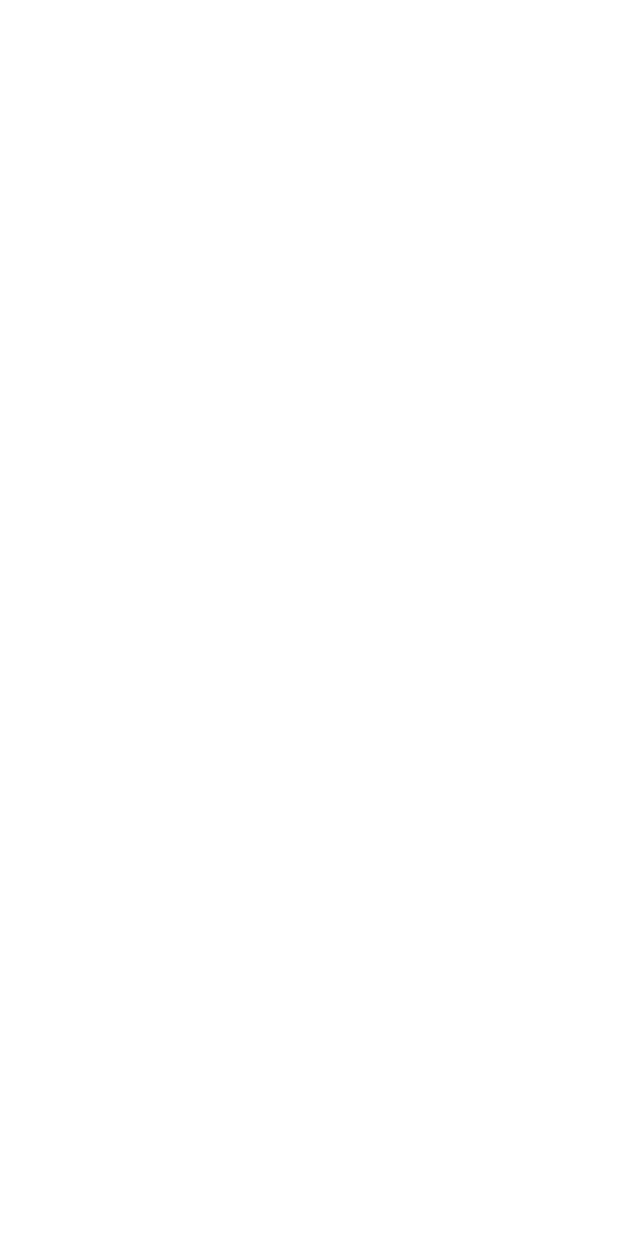
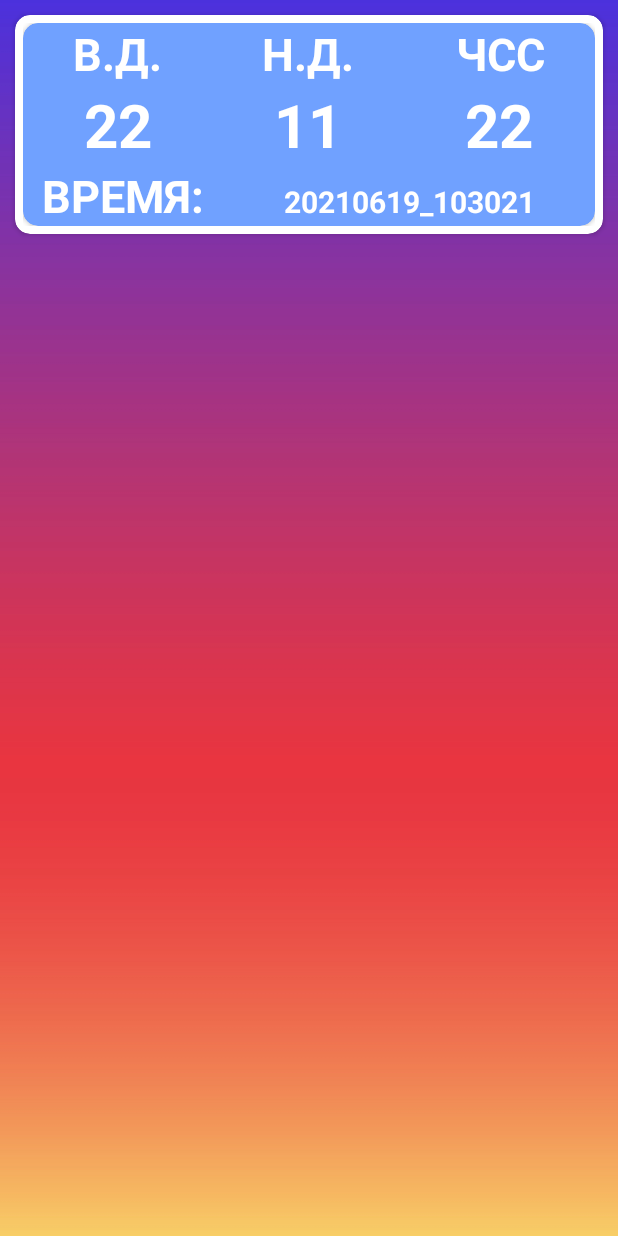
Before and after one commit to fakecharge/digital_rush, an Android app: the History screen opened directly, with no data from a screen before it, on a phone screen of 412 x 824 dp. Before the commit the screen is empty. Run offline under Robolectric (Android 15) with nearby library versions, the phone set to English and light mode, and no system bars.

Commit message:
NEEEEEEED MOOOOOORE COMMITS

```diff
--- /dev/null
+++ b/DR2021/app/src/main/java/com/innino/dr2021/AdapterHis.java
@@ -0,0 +1,65 @@
+package com.innino.dr2021;
+
+import android.view.LayoutInflater;
+import android.view.View;
+import android.view.ViewGroup;
+import android.widget.TextView;
+
+import androidx.annotation.NonNull;
+import androidx.cardview.widget.CardView;
+import androidx.recyclerview.widget.RecyclerView;
+
+import java.util.List;
+
+public class AdapterHis extends RecyclerView.Adapter<AdapterHis.ViewHolder> {
+
+    List<HistoryEntitle> histories;
+    AdapterHis(List<HistoryEntitle> histories){
+        this.histories = histories;
+    }
+
+    @NonNull
+    @Override
+    public ViewHolder onCreateViewHolder(@NonNull ViewGroup parent, int viewType) {
+        View v = LayoutInflater.from(parent.getContext()).inflate(R.layout.card_history, parent, false);
+        ViewHolder viewHolder = new ViewHolder(v);
+        return viewHolder;
+    }
+
+    @Override
+    public void onBindViewHolder(@NonNull ViewHolder holder, int position) {
+        holder.top_D.setText(histories.get(position).td);
+        holder.down_D.setText(histories.get(position).dd);
+        holder.bpm.setText(histories.get(position).bpm);
+        holder.time.setText(histories.get(position).time);
+    }
+
+    @Override
+    public void onAttachedToRecyclerView(RecyclerView recyclerView) {
+        super.onAttachedToRecyclerView(recyclerView);
+    }
+
+    @Override
+    public int getItemCount() {
+        return histories.size();
+    }
+
+    public static class ViewHolder extends RecyclerView.ViewHolder {
+        TextView top_D;
+        CardView cv;
+        TextView down_D;
+        TextView bpm;
+        TextView time;
+
+        public ViewHolder(View view) {
+            super(view);
+            // Define click listener for the ViewHolder's View
+            cv = view.findViewById(R.id.card_view);
+
+            top_D = (TextView) view.findViewById(R.id.vd);
+            down_D = (TextView) view.findViewById(R.id.nd);
+            bpm = (TextView) view.findViewById(R.id.bpm_t);
+            time = (TextView) view.findViewById(R.id.time);
+        }
+    }
+}
--- /dev/null
+++ b/DR2021/app/src/main/java/com/innino/dr2021/DBHelper.java
@@ -0,0 +1,70 @@
+package com.innino.dr2021;
+
+import android.content.ContentValues;
+import android.content.Context;
+import android.database.Cursor;
+import android.database.sqlite.SQLiteDatabase;
+import android.database.sqlite.SQLiteOpenHelper;
+import android.provider.BaseColumns;
+
+import java.util.List;
+
+final class DBHelperName {
+    private DBHelperName() {}
+
+    public static class Names implements BaseColumns{
+        public static final String TABLE_NAME = "history";
+        public static final String ID_PERSON = "id";
+        public static final String VD = "vd";
+        public static final String ND = "nd";
+        public static final String BPM = "bpm";
+        public static final String TIME = "time";
+    }
+}
+
+public class DBHelper extends SQLiteOpenHelper {
+    private static final String SQL_CREATE_ENTRIES =
+            "CREATE TABLE " + DBHelperName.Names.TABLE_NAME + " (" +
+                    DBHelperName.Names._ID + " INTEGER PRIMARY KEY," +
+                    DBHelperName.Names.ID_PERSON + " TEXT," +
+                    DBHelperName.Names.VD + " TEXT," +
+                    DBHelperName.Names.ND + " TEXT," +
+                    DBHelperName.Names.BPM + " TEXT," +
+                    DBHelperName.Names.TIME + " TEXT)";
+    private static final String SQL_DELETE_ENTRIES =
+            "DROP TABLE IF EXISTS " + DBHelperName.Names.TABLE_NAME;
+    // If you change the database schema, you must increment the database version.
+    public static final int DATABASE_VERSION = 2;
+    public static final String DATABASE_NAME = "FeedReader.db";
+
+    public DBHelper(Context context) {
+        super(context, DATABASE_NAME, null, DATABASE_VERSION);
+    }
+    public void onCreate(SQLiteDatabase db) {
+        db.execSQL(SQL_CREATE_ENTRIES);
+    }
+    public void onUpgrade(SQLiteDatabase db, int oldVersion, int newVersion) {
+        // This database is only a cache for online data, so its upgrade policy is
+        // to simply to discard the data and start over
+        db.execSQL(SQL_DELETE_ENTRIES);
+        onCreate(db);
+    }
+    public void onDowngrade(SQLiteDatabase db, int oldVersion, int newVersion) {
+        onUpgrade(db, oldVersion, newVersion);
+    }
+
+    public boolean InsertEntties(HistoryEntitle obj) {
+        SQLiteDatabase db = this.getWritableDatabase();
+        ContentValues cv = new ContentValues();
+        cv.put(DBHelperName.Names.ID_PERSON, "0");
+        cv.put(DBHelperName.Names.VD, obj.td);
+        cv.put(DBHelperName.Names.ND, obj.dd);
+        cv.put(DBHelperName.Names.BPM, obj.bpm);
+        cv.put(DBHelperName.Names.TIME, obj.time);
+        long result = db.insert(DBHelperName.Names.TABLE_NAME, null, cv);
+        if (result == -1)
+            return false;
+        else
+            return true;
+    }
+}
--- a/DR2021/app/src/main/java/com/innino/dr2021/EnterData.java
+++ b/DR2021/app/src/main/java/com/innino/dr2021/EnterData.java
@@ -5,6 +5,7 @@ import androidx.appcompat.app.AppCompatActivity;
 import android.app.Activity;
 import android.content.ContentValues;
 import android.content.Intent;
+import android.database.sqlite.SQLiteDatabase;
 import android.graphics.Bitmap;
 import android.net.Uri;
 import android.os.AsyncTask;
@@ -42,6 +43,8 @@ public class EnterData extends AppCompatActivity implements AdapterView.OnItemSe
     TcpCLient mTcpClient;
     EditText upper, down, bit;
     int number_task = 0;
+    DBHelper dbHelper;
+    SQLiteDatabase db;
 
     @Override
     protected void onCreate(Bundle savedInstanceState) {
@@ -54,6 +57,8 @@ public class EnterData extends AppCompatActivity implements AdapterView.OnItemSe
         if (mTcpClient != null) {
             mTcpClient.sendMessage("testing");
         }
+        dbHelper = new DBHelper(EnterData.this);
+        db = dbHelper.getWritableDatabase();
         Spinner spinner = (Spinner) findViewById(R.id.spinner);
         ArrayAdapter<CharSequence> adapter = ArrayAdapter.createFromResource(this,
                 R.array.planets_array, android.R.layout.simple_spinner_item);
@@ -100,8 +105,9 @@ public class EnterData extends AppCompatActivity implements AdapterView.OnItemSe
         String timeStamp = new SimpleDateFormat("yyyyMMdd_HHmmss").format(Calendar.getInstance().getTime());
         String str = "ID " + "0 " + timeStamp + " " + upper.getText().toString() + " " +
                 down.getText().toString() + " " + bit.getText().toString() + " " + number_task;
-//        Toast.makeText(EnterData.this, str,
-//                Toast.LENGTH_LONG).show();
+        HistoryEntitle historyEntitle = new HistoryEntitle(upper.getText().toString(),
+                down.getText().toString(), bit.getText().toString(), timeStamp.toString());
+        dbHelper.InsertEntties(historyEntitle);
         mTcpClient.sendMessage(str);
     }
 
--- a/DR2021/app/src/main/java/com/innino/dr2021/History.java
+++ b/DR2021/app/src/main/java/com/innino/dr2021/History.java
@@ -1,14 +1,37 @@
 package com.innino.dr2021;
 
 import androidx.appcompat.app.AppCompatActivity;
+import androidx.recyclerview.widget.LinearLayoutManager;
+import androidx.recyclerview.widget.RecyclerView;
 
+import android.content.ContentValues;
+import android.database.sqlite.SQLiteDatabase;
 import android.os.Bundle;
 
+import java.text.SimpleDateFormat;
+import java.util.ArrayList;
+import java.util.Calendar;
+import java.util.List;
+
 public class History extends AppCompatActivity {
-
+    DBHelper dbHelper;
+    SQLiteDatabase db;
+    RecyclerView rv;
+    List<HistoryEntitle> entitles = new ArrayList<HistoryEntitle>() {};
     @Override
     protected void onCreate(Bundle savedInstanceState) {
         super.onCreate(savedInstanceState);
         setContentView(R.layout.activity_history);
+        dbHelper = new DBHelper(History.this);
+        db = dbHelper.getWritableDatabase();
+        rv = findViewById(R.id.rv);
+        rv.setHasFixedSize(true);
+        LinearLayoutManager llm = new LinearLayoutManager(History.this);
+        rv.setLayoutManager(llm);
+        HistoryEntitle test = new HistoryEntitle("22", "11", "22",
+                new SimpleDateFormat("yyyyMMdd_HHmmss").format(Calendar.getInstance().getTime()).toString());
+        entitles.add(test);
+        AdapterHis adapter = new AdapterHis(entitles);
+        rv.setAdapter(adapter);
     }
 }
--- /dev/null
+++ b/DR2021/app/src/main/java/com/innino/dr2021/HistoryEntitle.java
@@ -0,0 +1,12 @@
+package com.innino.dr2021;
+
+public class HistoryEntitle {
+    String td, dd, bpm, time;
+
+    public HistoryEntitle(String td, String dd, String bpm, String time) {
+        this.td = td;
+        this.dd = dd;
+        this.bpm = bpm;
+        this.time = time;
+    }
+}
--- a/DR2021/app/src/main/java/com/innino/dr2021/Second.java
+++ b/DR2021/app/src/main/java/com/innino/dr2021/Second.java
@@ -145,4 +145,9 @@ public class Second extends AppCompatActivity implements SensorEventListener {
         Intent surf = new Intent(Intent.ACTION_DIAL, call);
         startActivity(surf);
     }
+
+    public void history(View view) {
+        Intent intent = new Intent(Second.this, History.class);
+        startActivity(intent);
+    }
 }
--- a/DR2021/app/src/main/res/layout/activity_history.xml
+++ b/DR2021/app/src/main/res/layout/activity_history.xml
@@ -4,6 +4,18 @@
     xmlns:tools="http://schemas.android.com/tools"
     android:layout_width="match_parent"
     android:layout_height="match_parent"
+    android:background="@drawable/back"
     tools:context=".History">
 
+    <androidx.recyclerview.widget.RecyclerView
+        android:layout_width="match_parent"
+        android:layout_height="0dp"
+        android:background="#0000"
+        android:backgroundTint="#0000"
+        app:layout_constraintBottom_toBottomOf="parent"
+        app:layout_constraintTop_toTopOf="parent"
+        android:id="@+id/rv">
+
+    </androidx.recyclerview.widget.RecyclerView>
+
 </androidx.constraintlayout.widget.ConstraintLayout>
--- a/DR2021/app/src/main/res/layout/activity_second.xml
+++ b/DR2021/app/src/main/res/layout/activity_second.xml
@@ -190,7 +190,7 @@
             app:strokeWidth="10dp"
             android:textStyle="bold"
             android:textColor="@color/white"
-
+            android:onClick="history"
             />
 
         <Button
--- /dev/null
+++ b/DR2021/app/src/main/res/layout/card_history.xml
@@ -0,0 +1,120 @@
+<?xml version="1.0" encoding="utf-8"?>
+<androidx.cardview.widget.CardView
+    xmlns:android="http://schemas.android.com/apk/res/android"
+    xmlns:app="http://schemas.android.com/apk/res-auto"
+    android:layout_width="match_parent"
+    android:layout_height="wrap_content"
+    app:cardCornerRadius="10dp"
+    app:cardBackgroundColor="#fff"
+    app:contentPadding="5dp"
+    android:layout_margin="10dp"
+    android:id="@+id/card_view"
+    >
+<androidx.cardview.widget.CardView
+    android:layout_width="match_parent"
+    android:layout_height="wrap_content"
+    app:cardCornerRadius="10dp"
+    app:cardBackgroundColor="#70a1ff">
+
+    <androidx.constraintlayout.widget.ConstraintLayout
+        android:layout_width="match_parent"
+        android:layout_height="wrap_content">
+    <LinearLayout
+        android:id="@+id/laaner1"
+        android:layout_width="match_parent"
+        android:layout_height="wrap_content"
+        app:layout_constraintTop_toTopOf="parent">
+        <TextView
+            android:layout_width="wrap_content"
+            android:layout_height="wrap_content"
+            android:layout_weight="1"
+            android:textSize="30sp"
+            android:textAlignment="center"
+            android:textColor="@color/white"
+            android:textStyle="bold"
+            android:text="В.Д."/>
+        <TextView
+            android:layout_width="wrap_content"
+            android:layout_height="wrap_content"
+            android:layout_weight="1"
+            android:textSize="30sp"
+            android:textAlignment="center"
+            android:text="Н.Д."
+            android:textColor="@color/white"
+            android:textStyle="bold"/>
+        <TextView
+            android:layout_width="wrap_content"
+            android:layout_height="wrap_content"
+            android:layout_weight="1"
+            android:textSize="30sp"
+            android:textAlignment="center"
+            android:text="ЧСС"
+            android:textColor="@color/white"
+            android:textStyle="bold"/>
+    </LinearLayout>
+    <LinearLayout
+        android:id="@+id/linear2"
+        app:layout_constraintTop_toBottomOf="@+id/laaner1"
+        android:layout_width="match_parent"
+        android:layout_height="wrap_content"
+        >
+        <TextView
+            android:layout_width="wrap_content"
+            android:layout_height="wrap_content"
+            android:layout_weight="1"
+            android:textSize="40sp"
+            android:textAlignment="center"
+            android:id="@+id/vd"
+            android:text="ЧСС"
+            android:textColor="@color/white"
+            android:textStyle="bold"/>
+        <TextView
+            android:layout_width="wrap_content"
+            android:layout_height="wrap_content"
+            android:layout_weight="1"
+            android:textSize="40sp"
+            android:textAlignment="center"
+            android:id="@+id/nd"
+            android:text="ЧСС"
+            android:textColor="@color/white"
+            android:textStyle="bold"/>
+        <TextView
+            android:layout_width="wrap_content"
+            android:layout_height="wrap_content"
+            android:id="@+id/bpm_t"
+            android:layout_weight="1"
+            android:textSize="40sp"
+            android:textAlignment="center"
+            android:text="ЧСС"
+            android:textColor="@color/white"
+            android:textStyle="bold"/>
+    </LinearLayout>
+        <LinearLayout
+            android:layout_width="match_parent"
+            android:layout_height="wrap_content"
+            app:layout_constraintTop_toBottomOf="@+id/linear2">
+            <TextView
+                android:layout_width="wrap_content"
+                android:layout_height="wrap_content"
+                android:layout_weight="1"
+                android:textSize="30sp"
+                android:textAlignment="center"
+                android:text="ВРЕМЯ:"
+                android:textColor="@color/white"
+                android:textStyle="bold"/>
+            <TextView
+                android:layout_width="wrap_content"
+                android:layout_height="wrap_content"
+                android:id="@+id/time"
+                android:layout_weight="3"
+                android:textSize="20sp"
+                android:textAlignment="center"
+                android:text="ЧСС"
+                android:textColor="@color/white"
+                android:textStyle="bold"/>
+
+        </LinearLayout>
+    </androidx.constraintlayout.widget.ConstraintLayout>
+
+</androidx.cardview.widget.CardView>
+</androidx.cardview.widget.CardView>
```
